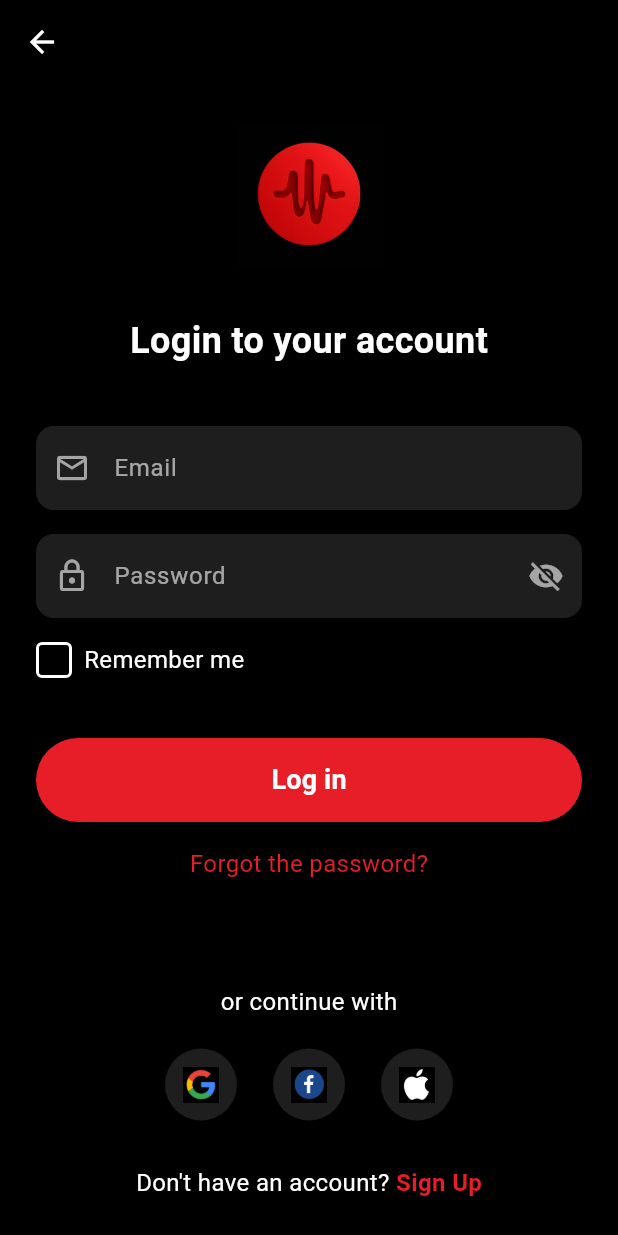
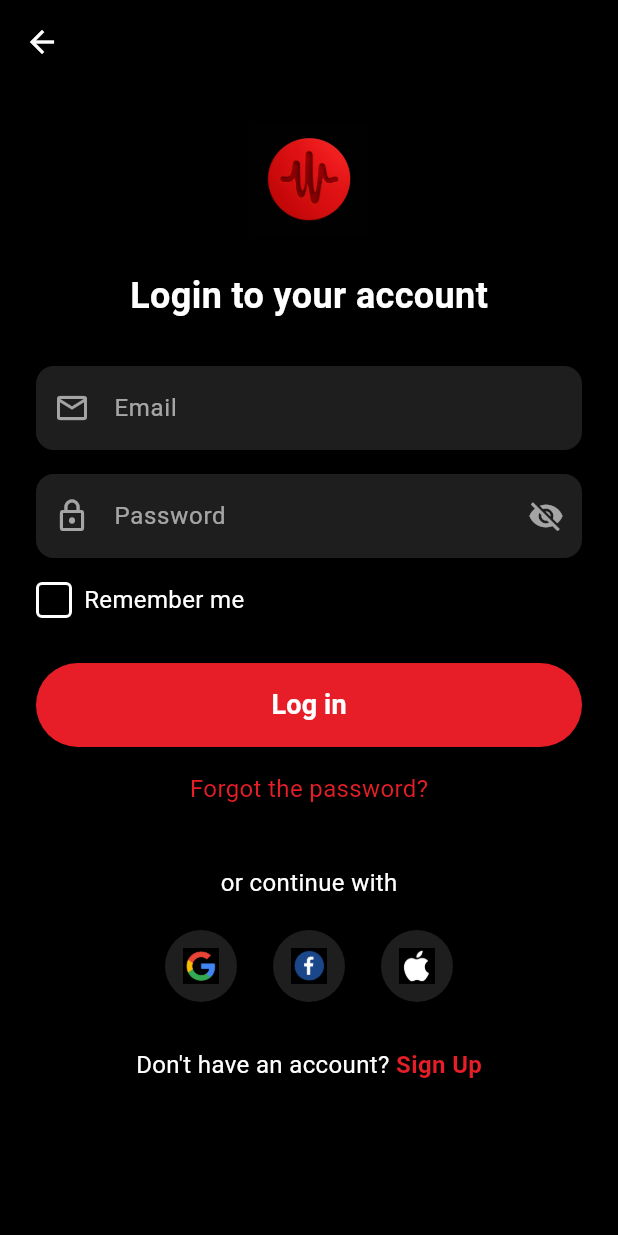
Before and after one commit to andinoferdi/RedRhythm, a Flutter app: the AuthOptionsScreen screen opened by its route, after a tap on "Log in with a password", on a phone screen of 412 x 824 dp. Run offline on Flutter 3.47's test engine with Material 3 defaults, Android fonts, the phone set to English and light mode, and no system bars; Roboto replaces fonts that are missing (Poppins).

Commit message:
fix overflow

```diff
--- a/lib/screens/auth_options_screen.dart
+++ b/lib/screens/auth_options_screen.dart
@@ -18,18 +18,19 @@ class AuthOptionsScreen extends StatelessWidget {
           },
         ),
       ),
-      body: Padding(
+      body: SingleChildScrollView(
+        child: Padding(
           padding: const EdgeInsets.all(24.0),
           child: Column(
             children: [
               Center(
                 child: Image.asset(
                   'assets/images/wave_icon.png',
-                width: 120,
-                height: 120,
+                  width: 100,
+                  height: 100,
                 ),
               ),
-            const SizedBox(height: 40),
+              const SizedBox(height: 30),
               const Text(
                 'Let\'s get you in',
                 style: TextStyle(
@@ -39,7 +40,7 @@ class AuthOptionsScreen extends StatelessWidget {
                   color: Colors.white,
                 ),
               ),
-            const SizedBox(height: 40),
+              const SizedBox(height: 30),
               _buildSocialButton(
                 context,
                 'Continue with Google',
@@ -60,7 +61,7 @@ class AuthOptionsScreen extends StatelessWidget {
                 'assets/images/apple_icon.png',
                 () {},
               ),
-            const SizedBox(height: 30),
+              const SizedBox(height: 24),
               Row(
                 children: [
                   Expanded(child: Divider(color: Colors.white.withOpacity(0.5))),
@@ -78,7 +79,7 @@ class AuthOptionsScreen extends StatelessWidget {
                   Expanded(child: Divider(color: Colors.white.withOpacity(0.5))),
                 ],
               ),
-            const SizedBox(height: 30),
+              const SizedBox(height: 24),
               SizedBox(
                 width: double.infinity,
                 height: 56,
@@ -103,7 +104,7 @@ class AuthOptionsScreen extends StatelessWidget {
                   ),
                 ),
               ),
-            const Spacer(),
+              const SizedBox(height: 40),
               Row(
                 mainAxisAlignment: MainAxisAlignment.center,
                 children: [
@@ -131,7 +132,9 @@ class AuthOptionsScreen extends StatelessWidget {
                   ),
                 ],
               ),
+              const SizedBox(height: 20),
             ],
+          ),
         ),
       ),
     );
--- a/lib/screens/login_screen.dart
+++ b/lib/screens/login_screen.dart
@@ -34,7 +34,8 @@ class _LoginScreenState extends State<LoginScreen> {
           },
         ),
       ),
-      body: Padding(
+      body: SingleChildScrollView(
+        child: Padding(
           padding: const EdgeInsets.all(24.0),
           child: Column(
             crossAxisAlignment: CrossAxisAlignment.start,
@@ -42,11 +43,11 @@ class _LoginScreenState extends State<LoginScreen> {
               Center(
                 child: Image.asset(
                   'assets/images/wave_icon.png',
-                width: 100,
-                height: 100,
+                  width: 80,
+                  height: 80,
                 ),
               ),
-            const SizedBox(height: 30),
+              const SizedBox(height: 20),
               const Center(
                 child: Text(
                   'Login to your account',
@@ -58,7 +59,7 @@ class _LoginScreenState extends State<LoginScreen> {
                   ),
                 ),
               ),
-            const SizedBox(height: 40),
+              const SizedBox(height: 30),
               _buildTextField(
                 controller: _emailController,
                 hint: 'Email',
@@ -114,7 +115,7 @@ class _LoginScreenState extends State<LoginScreen> {
                   ),
                 ],
               ),
-            const SizedBox(height: 40),
+              const SizedBox(height: 30),
               SizedBox(
                 width: double.infinity,
                 height: 56,
@@ -155,7 +156,7 @@ class _LoginScreenState extends State<LoginScreen> {
                   ),
                 ),
               ),
-            const Spacer(),
+              const SizedBox(height: 40),
               const Center(
                 child: Text(
                   'or continue with',
@@ -205,7 +206,9 @@ class _LoginScreenState extends State<LoginScreen> {
                   ),
                 ],
               ),
+              const SizedBox(height: 20),
             ],
+          ),
         ),
       ),
     );
```
Lines whose indentation alone changed are shown as unchanged.
